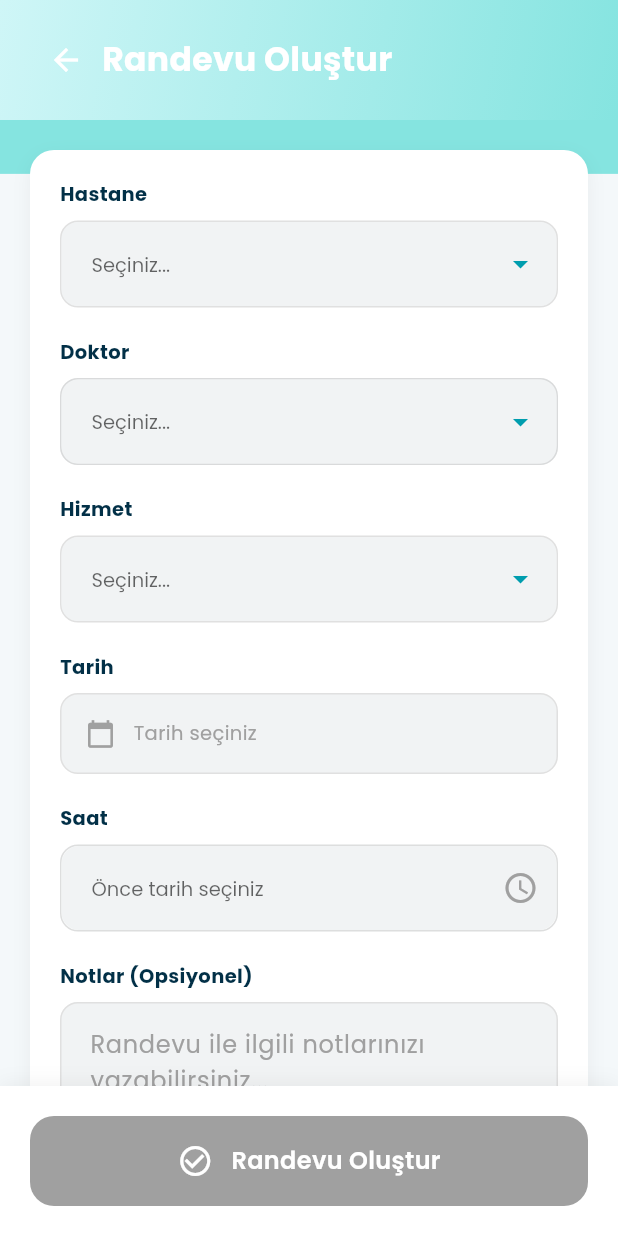
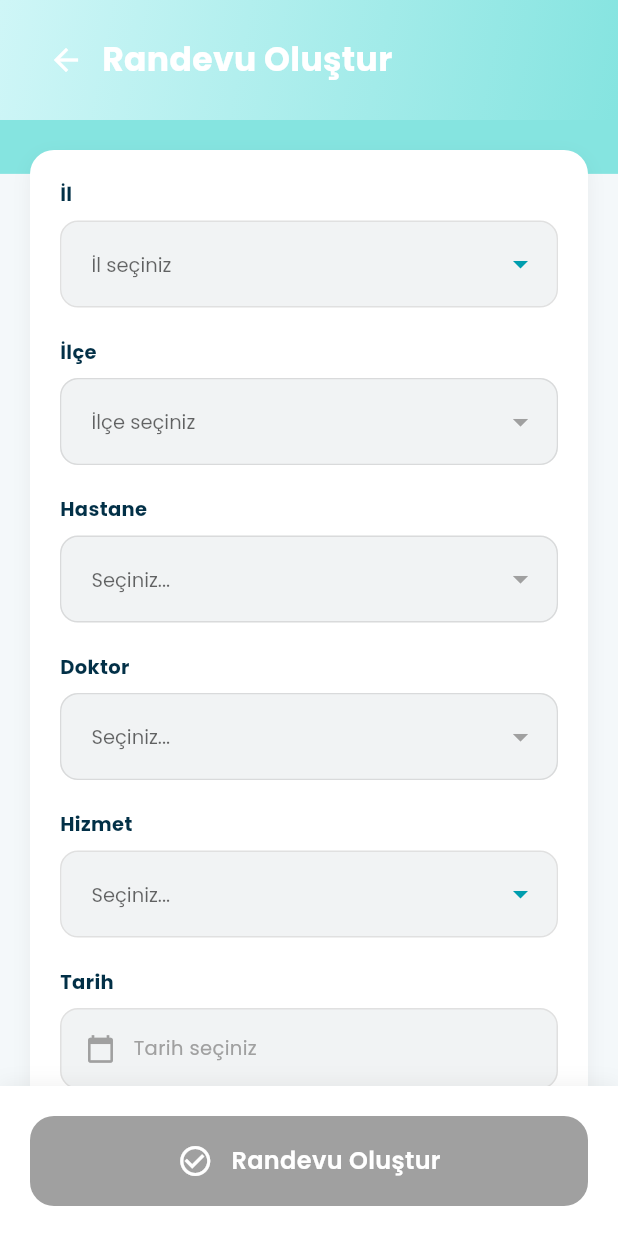
Before and after one commit to CemBlt/app_dent, a Flutter app: the screen it shows after launch, after a tap on "Randevu Oluştur", on a phone screen of 412 x 824 dp. Run offline on Flutter 3.47's test engine with Material 3 defaults, Android fonts, the phone set to English and light mode, and no system bars; our stand-ins replace google_fonts; accounts and stored records are empty.

Commit message:
Update Randevu Oluştur

```diff
--- a/lib/screens/create_appointment_screen.dart
+++ b/lib/screens/create_appointment_screen.dart
@@ -14,12 +14,15 @@ class CreateAppointmentScreen extends StatefulWidget {
 }
 
 class _CreateAppointmentScreenState extends State<CreateAppointmentScreen> {
-  List<Hospital> _hospitals = [];
+  List<Hospital> _allHospitals = [];
+  List<Hospital> _filteredHospitals = [];
   List<Doctor> _allDoctors = [];
   List<Doctor> _filteredDoctors = [];
   List<Service> _services = [];
   List<Appointment> _existingAppointments = [];
 
+  String? _selectedCity;
+  String? _selectedDistrict;
   Hospital? _selectedHospital;
   Doctor? _selectedDoctor;
   Service? _selectedService;
@@ -43,12 +46,90 @@ class _CreateAppointmentScreenState extends State<CreateAppointmentScreen> {
     final appointments = await JsonService.getAppointments();
 
     setState(() {
-      _hospitals = hospitals;
+      _allHospitals = hospitals;
       _allDoctors = doctors;
       _services = services;
       _existingAppointments = appointments;
       _isLoading = false;
     });
+  }
+
+  // Adres formatından il ve ilçe çıkar (format: "İlçe, İl")
+  Map<String, String> _parseAddress(String address) {
+    final parts = address.split(',').map((e) => e.trim()).toList();
+    if (parts.length >= 2) {
+      return {'district': parts[0], 'city': parts[1]};
+    }
+    return {'district': address, 'city': ''};
+  }
+
+  // Tüm illeri getir
+  List<String> get _cities {
+    final cities = <String>{};
+    for (var hospital in _allHospitals) {
+      final addressInfo = _parseAddress(hospital.address);
+      if (addressInfo['city']!.isNotEmpty) {
+        cities.add(addressInfo['city']!);
+      }
+    }
+    return cities.toList()..sort();
+  }
+
+  // Seçilen ile göre ilçeleri getir
+  List<String> get _districts {
+    if (_selectedCity == null) return [];
+
+    final districts = <String>{};
+    for (var hospital in _allHospitals) {
+      final addressInfo = _parseAddress(hospital.address);
+      if (addressInfo['city'] == _selectedCity && addressInfo['district']!.isNotEmpty) {
+        districts.add(addressInfo['district']!);
+      }
+    }
+    return districts.toList()..sort();
+  }
+
+  void _onCitySelected(String? city) {
+    setState(() {
+      _selectedCity = city;
+      _selectedDistrict = null;
+      _selectedHospital = null;
+      _selectedDoctor = null;
+      _selectedDate = null;
+      _selectedTime = null;
+      _availableTimes = [];
+      _filteredHospitals = [];
+      _filteredDoctors = [];
+
+      if (city != null) {
+        _updateFilteredHospitals();
+      }
+    });
+  }
+
+  void _onDistrictSelected(String? district) {
+    setState(() {
+      _selectedDistrict = district;
+      _selectedHospital = null;
+      _selectedDoctor = null;
+      _selectedDate = null;
+      _selectedTime = null;
+      _availableTimes = [];
+      _filteredDoctors = [];
+
+      if (district != null) {
+        _updateFilteredHospitals();
+      }
+    });
+  }
+
+  void _updateFilteredHospitals() {
+    _filteredHospitals = _allHospitals.where((hospital) {
+      final addressInfo = _parseAddress(hospital.address);
+      final matchesCity = _selectedCity == null || addressInfo['city'] == _selectedCity;
+      final matchesDistrict = _selectedDistrict == null || addressInfo['district'] == _selectedDistrict;
+      return matchesCity && matchesDistrict;
+    }).toList();
   }
 
   void _onHospitalSelected(Hospital? hospital) {
@@ -214,7 +295,9 @@ class _CreateAppointmentScreenState extends State<CreateAppointmentScreen> {
   }
 
   bool _isFormValid() {
-    return _selectedHospital != null &&
+    return _selectedCity != null &&
+        _selectedDistrict != null &&
+        _selectedHospital != null &&
         _selectedDoctor != null &&
         _selectedService != null &&
         _selectedDate != null &&
@@ -319,6 +402,37 @@ class _CreateAppointmentScreenState extends State<CreateAppointmentScreen> {
                             child: Column(
                               crossAxisAlignment: CrossAxisAlignment.start,
                               children: [
+                                // İl Seçimi
+                                Text(
+                                  'İl',
+                                  style: AppTheme.bodyMedium.copyWith(
+                                    fontWeight: FontWeight.bold,
+                                  ),
+                                ),
+                                const SizedBox(height: 8),
+                                _buildStringDropdown(
+                                  value: _selectedCity,
+                                  items: _cities,
+                                  onChanged: _onCitySelected,
+                                  hint: 'İl seçiniz',
+                                ),
+                                const SizedBox(height: 20),
+                                // İlçe Seçimi
+                                Text(
+                                  'İlçe',
+                                  style: AppTheme.bodyMedium.copyWith(
+                                    fontWeight: FontWeight.bold,
+                                  ),
+                                ),
+                                const SizedBox(height: 8),
+                                _buildStringDropdown(
+                                  value: _selectedDistrict,
+                                  items: _districts,
+                                  onChanged: _onDistrictSelected,
+                                  hint: 'İlçe seçiniz',
+                                  enabled: _selectedCity != null,
+                                ),
+                                const SizedBox(height: 20),
                                 // Hastane Seçimi
                                 Text(
                                   'Hastane',
@@ -329,9 +443,10 @@ class _CreateAppointmentScreenState extends State<CreateAppointmentScreen> {
                                 const SizedBox(height: 8),
                                 _buildDropdown<Hospital>(
                                   value: _selectedHospital,
-                                  items: _hospitals,
+                                  items: _filteredHospitals,
                                   onChanged: _onHospitalSelected,
                                   getLabel: (hospital) => hospital.name,
+                                  enabled: _selectedDistrict != null,
                                 ),
                                 const SizedBox(height: 20),
                                 // Doktor Seçimi
@@ -492,6 +607,46 @@ class _CreateAppointmentScreenState extends State<CreateAppointmentScreen> {
     );
   }
 
+  Widget _buildStringDropdown({
+    required String? value,
+    required List<String> items,
+    required Function(String?) onChanged,
+    required String hint,
+    bool enabled = true,
+  }) {
+    return Container(
+      decoration: BoxDecoration(
+        color: AppTheme.inputFieldGray,
+        borderRadius: BorderRadius.circular(12),
+        border: Border.all(
+          color: enabled ? AppTheme.dividerLight : AppTheme.iconGray.withOpacity(0.3),
+        ),
+      ),
+      child: DropdownButtonFormField<String>(
+        value: value,
+        items: items.map((item) {
+          return DropdownMenuItem<String>(
+            value: item,
+            child: Text(
+              item,
+              style: AppTheme.bodyMedium,
+            ),
+          );
+        }).toList(),
+        onChanged: enabled ? onChanged : null,
+        decoration: InputDecoration(
+          border: InputBorder.none,
+          contentPadding: const EdgeInsets.symmetric(horizontal: 16, vertical: 16),
+          hintText: hint,
+          hintStyle: TextStyle(color: AppTheme.iconGray),
+        ),
+        style: AppTheme.bodyMedium,
+        dropdownColor: AppTheme.white,
+        icon: Icon(Icons.arrow_drop_down, color: enabled ? AppTheme.tealBlue : AppTheme.iconGray),
+      ),
+    );
+  }
+
   Widget _buildDropdown<T>({
     required T? value,
     required List<T> items,
@@ -527,7 +682,7 @@ class _CreateAppointmentScreenState extends State<CreateAppointmentScreen> {
         ),
         style: AppTheme.bodyMedium,
         dropdownColor: AppTheme.white,
-        icon: Icon(Icons.arrow_drop_down, color: AppTheme.tealBlue),
+        icon: Icon(Icons.arrow_drop_down, color: enabled ? AppTheme.tealBlue : AppTheme.iconGray),
       ),
     );
   }
```
